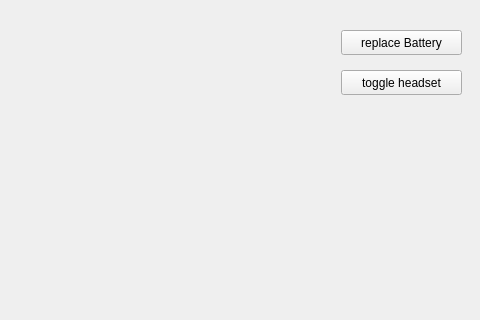
Above: neureset/mainwindow.ui from Gabmelom/neureset before the change; both pictures show x 769 to 1249 and y 0 to 320 of the 1249 by 780 pixel window. Below: the same form after it.
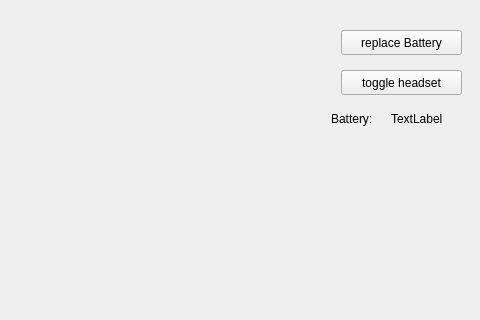
That is the form after the change. Icons and pictures are not drawn.

Commit message: udated to work with lights. improved session states

Diff of the .ui file:
```diff
--- a/neureset/mainwindow.ui
+++ b/neureset/mainwindow.ui
@@ -527,6 +527,32 @@
      <string>toggle headset</string>
     </property>
    </widget>
+   <widget class="QLabel" name="BatteryLbl">
+    <property name="geometry">
+     <rect>
+      <x>1100</x>
+      <y>110</y>
+      <width>62</width>
+      <height>17</height>
+     </rect>
+    </property>
+    <property name="text">
+     <string>Battery: </string>
+    </property>
+   </widget>
+   <widget class="QLabel" name="currBattery">
+    <property name="geometry">
+     <rect>
+      <x>1160</x>
+      <y>110</y>
+      <width>62</width>
+      <height>17</height>
+     </rect>
+    </property>
+    <property name="text">
+     <string>TextLabel</string>
+    </property>
+   </widget>
   </widget>
   <widget class="QMenuBar" name="menubar">
    <property name="geometry">
```
The commit also changes 2 other files.
